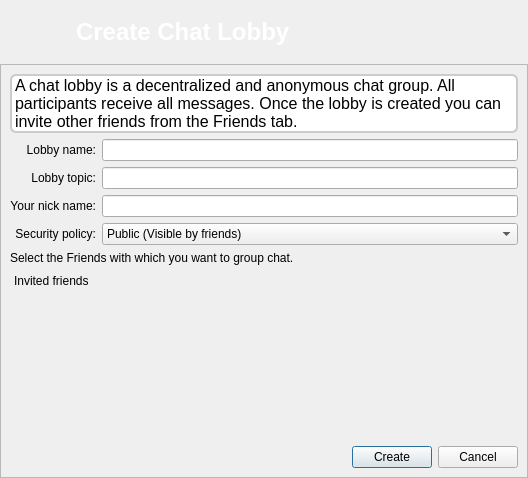
Qt form retroshare-gui/src/gui/chat/CreateLobbyDialog.ui (RetroShare/RetroShare) before a commit.
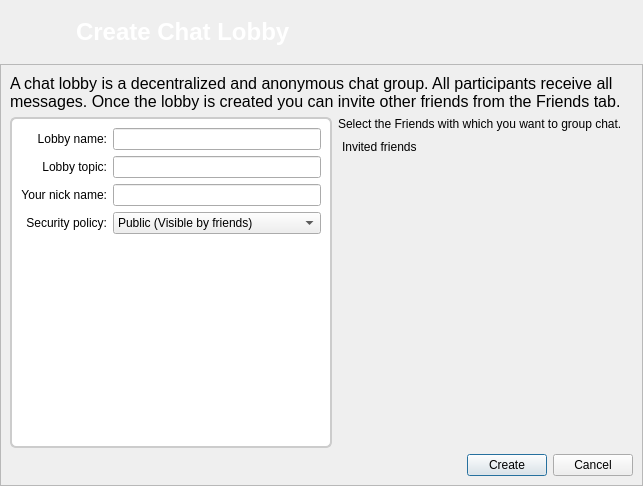
The same form after that commit. Icons and pictures are not drawn. Custom widgets are drawn as their Qt base class.

Commit message: redesign the Create Lobby Dialog

Patch:
```diff
--- a/retroshare-gui/src/gui/chat/CreateLobbyDialog.ui
+++ b/retroshare-gui/src/gui/chat/CreateLobbyDialog.ui
@@ -6,8 +6,8 @@
    <rect>
     <x>0</x>
     <y>0</y>
-    <width>528</width>
-    <height>478</height>
+    <width>643</width>
+    <height>486</height>
    </rect>
   </property>
   <property name="windowTitle">
@@ -47,6 +47,12 @@
           <height>64</height>
          </size>
         </property>
+        <property name="maximumSize">
+         <size>
+          <width>16777215</width>
+          <height>64</height>
+         </size>
+        </property>
         <property name="styleSheet">
          <string notr="true">QFrame#frame{background-image: url(:/images/connect/connectFriendBanner.png);
 }</string>
@@ -108,90 +114,34 @@
         <property name="frameShadow">
          <enum>QFrame::Raised</enum>
         </property>
+        <layout class="QGridLayout" name="gridLayout_5">
+         <item row="0" column="0" colspan="2">
+          <widget class="QLabel" name="label_5">
+           <property name="styleSheet">
+            <string notr="true"/>
+           </property>
+           <property name="text">
+            <string>&lt;!DOCTYPE HTML PUBLIC &quot;-//W3C//DTD HTML 4.0//EN&quot; &quot;http://www.w3.org/TR/REC-html40/strict.dtd&quot;&gt;
+&lt;html&gt;&lt;head&gt;&lt;meta name=&quot;qrichtext&quot; content=&quot;1&quot; /&gt;&lt;style type=&quot;text/css&quot;&gt;
+p, li { white-space: pre-wrap; }
+&lt;/style&gt;&lt;/head&gt;&lt;body style=&quot; font-family:'MS Shell Dlg 2'; font-size:8.25pt; font-weight:400; font-style:normal;&quot;&gt;
+&lt;p style=&quot; margin-top:0px; margin-bottom:0px; margin-left:0px; margin-right:0px; -qt-block-indent:0; text-indent:0px;&quot;&gt;&lt;span style=&quot; font-size:12pt;&quot;&gt;A chat lobby is a decentralized and anonymous chat group. All participants receive all messages. Once the lobby is created you can invite other friends from the Friends tab.&lt;/span&gt;&lt;/p&gt;&lt;/body&gt;&lt;/html&gt;</string>
+           </property>
+           <property name="wordWrap">
+            <bool>true</bool>
+           </property>
+          </widget>
+         </item>
+         <item row="1" column="1">
         <layout class="QGridLayout" name="gridLayout">
-         <item row="1" column="0">
-          <layout class="QHBoxLayout" name="horizontalLayout_2">
-           <item>
-            <layout class="QVBoxLayout" name="verticalLayout_3">
-             <item>
-              <widget class="QLabel" name="label_3">
-               <property name="text">
-                <string>Lobby name:</string>
-               </property>
-               <property name="alignment">
-                <set>Qt::AlignRight|Qt::AlignTrailing|Qt::AlignVCenter</set>
-               </property>
-              </widget>
-             </item>
-             <item>
-				 <widget class="QLabel" name="label_7">
-               <property name="text">
-                <string>Lobby topic:</string>
-               </property>
-               <property name="alignment">
-                <set>Qt::AlignRight|Qt::AlignTrailing|Qt::AlignVCenter</set>
-               </property>
-              </widget>
-             </item>
-             <item>
-              <widget class="QLabel" name="label_4">
-               <property name="text">
-                <string>Your nick name:</string>
-               </property>
-               <property name="alignment">
-                <set>Qt::AlignRight|Qt::AlignTrailing|Qt::AlignVCenter</set>
-               </property>
-              </widget>
-             </item>
-             <item>
-              <widget class="QLabel" name="label_6">
-               <property name="text">
-                <string>Security policy:</string>
-               </property>
-               <property name="alignment">
-                <set>Qt::AlignRight|Qt::AlignTrailing|Qt::AlignVCenter</set>
-               </property>
-              </widget>
-             </item>
-            </layout>
-           </item>
-           <item>
-            <layout class="QVBoxLayout" name="verticalLayout_2">
-             <item>
-              <widget class="QLineEdit" name="lobbyName_LE"/>
-             </item>
-             <item>
-              <widget class="QLineEdit" name="lobbyTopic_LE"/>
-             </item>
-             <item>
-              <widget class="QLineEdit" name="nickName_LE"/>
-             </item>
-             <item>
-              <widget class="QComboBox" name="security_CB">
-               <item>
-                <property name="text">
-                 <string>Public (Visible by friends)</string>
-                </property>
-               </item>
-               <item>
-                <property name="text">
-                 <string>Private (Works on invitation only)</string>
-                </property>
-               </item>
-              </widget>
-             </item>
-            </layout>
-           </item>
-          </layout>
-         </item>
-         <item row="2" column="0">
+           <item row="0" column="0">
           <widget class="QLabel" name="label_2">
            <property name="text">
             <string>Select the Friends with which you want to group chat.</string>
            </property>
           </widget>
          </item>
-         <item row="3" column="0">
+           <item row="1" column="0">
           <widget class="QDockWidget" name="contactsdockWidget">
            <property name="enabled">
             <bool>true</bool>
@@ -275,7 +225,117 @@
            </widget>
           </widget>
          </item>
-         <item row="4" column="0">
+          </layout>
+         </item>
+         <item row="1" column="0">
+          <widget class="QFrame" name="frame_4">
+           <property name="styleSheet">
+            <string notr="true">QFrame#frame_4{
+border: 2px solid #CCCCCC;
+border-radius:6px;
+background: white;
+}
+</string>
+           </property>
+           <property name="frameShape">
+            <enum>QFrame::StyledPanel</enum>
+           </property>
+           <property name="frameShadow">
+            <enum>QFrame::Raised</enum>
+           </property>
+           <layout class="QGridLayout" name="gridLayout_4">
+            <item row="0" column="0">
+             <layout class="QHBoxLayout" name="horizontalLayout_2">
+              <item>
+               <layout class="QVBoxLayout" name="verticalLayout_3">
+                <item>
+                 <widget class="QLabel" name="label_3">
+                  <property name="text">
+                   <string>Lobby name:</string>
+                  </property>
+                  <property name="alignment">
+                   <set>Qt::AlignRight|Qt::AlignTrailing|Qt::AlignVCenter</set>
+                  </property>
+                 </widget>
+                </item>
+                <item>
+                 <widget class="QLabel" name="label_7">
+                  <property name="text">
+                   <string>Lobby topic:</string>
+                  </property>
+                  <property name="alignment">
+                   <set>Qt::AlignRight|Qt::AlignTrailing|Qt::AlignVCenter</set>
+                  </property>
+                 </widget>
+                </item>
+                <item>
+                 <widget class="QLabel" name="label_4">
+                  <property name="text">
+                   <string>Your nick name:</string>
+                  </property>
+                  <property name="alignment">
+                   <set>Qt::AlignRight|Qt::AlignTrailing|Qt::AlignVCenter</set>
+                  </property>
+                 </widget>
+                </item>
+                <item>
+                 <widget class="QLabel" name="label_6">
+                  <property name="text">
+                   <string>Security policy:</string>
+                  </property>
+                  <property name="alignment">
+                   <set>Qt::AlignRight|Qt::AlignTrailing|Qt::AlignVCenter</set>
+                  </property>
+                 </widget>
+                </item>
+               </layout>
+              </item>
+              <item>
+               <layout class="QVBoxLayout" name="verticalLayout_2">
+                <item>
+                 <widget class="QLineEdit" name="lobbyName_LE"/>
+                </item>
+                <item>
+                 <widget class="QLineEdit" name="lobbyTopic_LE"/>
+                </item>
+                <item>
+                 <widget class="QLineEdit" name="nickName_LE"/>
+                </item>
+                <item>
+                 <widget class="QComboBox" name="security_CB">
+                  <item>
+                   <property name="text">
+                    <string>Public (Visible by friends)</string>
+                   </property>
+                  </item>
+                  <item>
+                   <property name="text">
+                    <string>Private (Works on invitation only)</string>
+                   </property>
+                  </item>
+                 </widget>
+                </item>
+               </layout>
+              </item>
+             </layout>
+            </item>
+            <item row="1" column="0">
+             <spacer name="verticalSpacer">
+              <property name="orientation">
+               <enum>Qt::Vertical</enum>
+              </property>
+              <property name="sizeHint" stdset="0">
+               <size>
+                <width>20</width>
+                <height>40</height>
+               </size>
+              </property>
+             </spacer>
+            </item>
+           </layout>
+          </widget>
+         </item>
+         <item row="2" column="0" colspan="2">
           <layout class="QHBoxLayout" name="horizontalLayout">
            <property name="sizeConstraint">
             <enum>QLayout::SetDefaultConstraint</enum>
@@ -312,27 +372,6 @@
            </item>
           </layout>
          </item>
-         <item row="0" column="0">
-          <widget class="QLabel" name="label_5">
-           <property name="styleSheet">
-            <string notr="true">
-border: 2px solid #CCCCCC;
-border-radius:6px;
-background: white;
-</string>
-           </property>
-           <property name="text">
-            <string>&lt;!DOCTYPE HTML PUBLIC &quot;-//W3C//DTD HTML 4.0//EN&quot; &quot;http://www.w3.org/TR/REC-html40/strict.dtd&quot;&gt;
-&lt;html&gt;&lt;head&gt;&lt;meta name=&quot;qrichtext&quot; content=&quot;1&quot; /&gt;&lt;style type=&quot;text/css&quot;&gt;
-p, li { white-space: pre-wrap; }
-&lt;/style&gt;&lt;/head&gt;&lt;body style=&quot; font-family:'MS Shell Dlg 2'; font-size:8.25pt; font-weight:400; font-style:normal;&quot;&gt;
-&lt;p style=&quot; margin-top:0px; margin-bottom:0px; margin-left:0px; margin-right:0px; -qt-block-indent:0; text-indent:0px;&quot;&gt;&lt;span style=&quot; font-size:12pt;&quot;&gt;A chat lobby is a decentralized and anonymous chat group. All participants receive all messages. Once the lobby is created you can invite other friends from the Friends tab.&lt;/span&gt;&lt;/p&gt;&lt;/body&gt;&lt;/html&gt;</string>
-           </property>
-           <property name="wordWrap">
-            <bool>true</bool>
-           </property>
-          </widget>
-         </item>
         </layout>
        </widget>
       </item>
```
Lines whose indentation alone changed are shown as unchanged.
